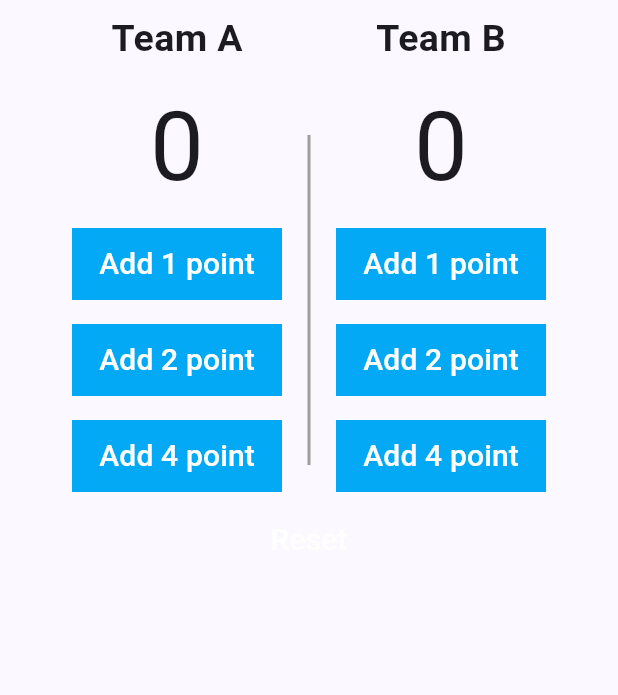
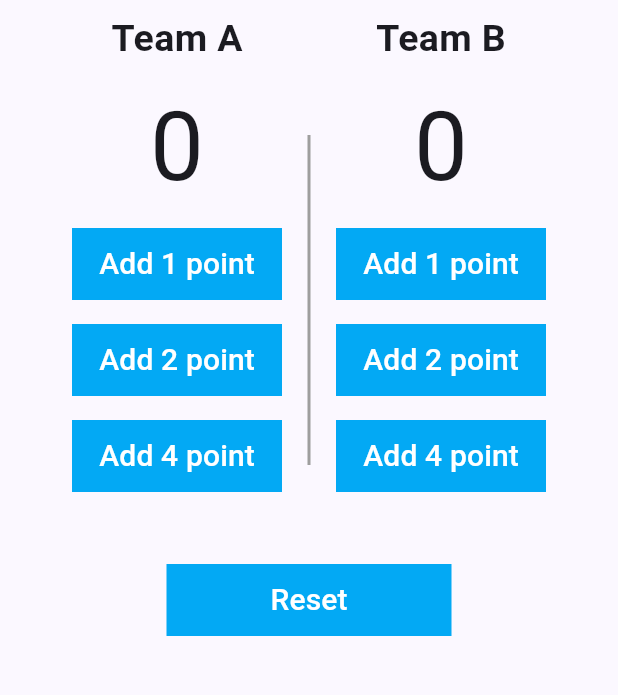
Before and after one commit to RanaHisham18/mypointscointer, a Flutter app: the screen it shows after launch, on a phone screen of 412 x 824 dp, the part 84-779 px from its top. Run offline on Flutter 3.47's test engine with Material 2 defaults, Android fonts, the light colour scheme and no system bars.

Commit message:
design adjusted 2

```diff
--- a/lib/main.dart
+++ b/lib/main.dart
@@ -179,11 +179,18 @@ class _MyHomePageState extends State<MyHomePage> {
                 ),
               ],
             ),
-            MaterialButton(onPressed: (){},
-              child: const Text(
-                "Reset",
-                style: TextStyle(fontSize: 20.0, color: Colors.white),
-              ),)
+            Padding(
+              padding: const EdgeInsets.fromLTRB(0, 40, 0, 0),
+              child: Container(
+                width: 190.0,
+                color: Colors.lightBlue,
+                child: MaterialButton(onPressed: (){},
+                  child: const Text(
+                    "Reset",
+                    style: TextStyle(fontSize: 20.0, color: Colors.white),
+                  ),),
+              ),
+            )
           ],
 
         ),
```
